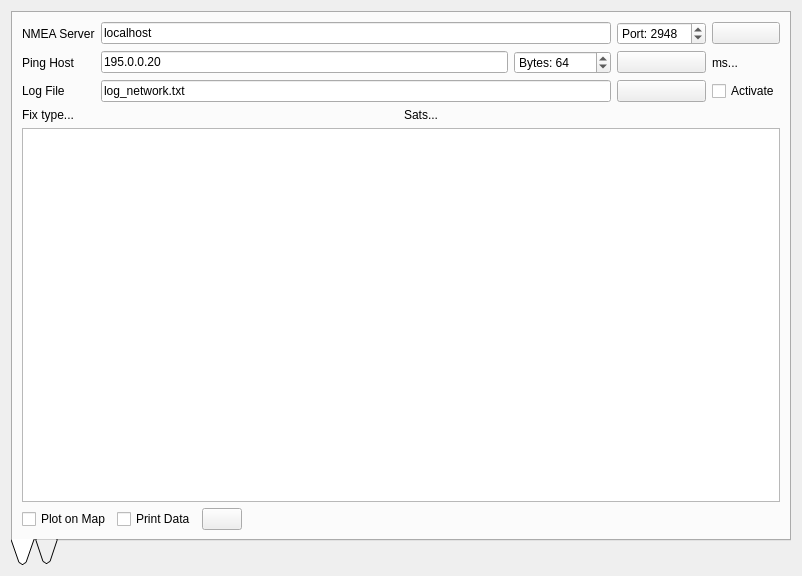
Qt form Linux/RControlStation/networklogger.ui (vedderb/rise_sdvp) before a commit.
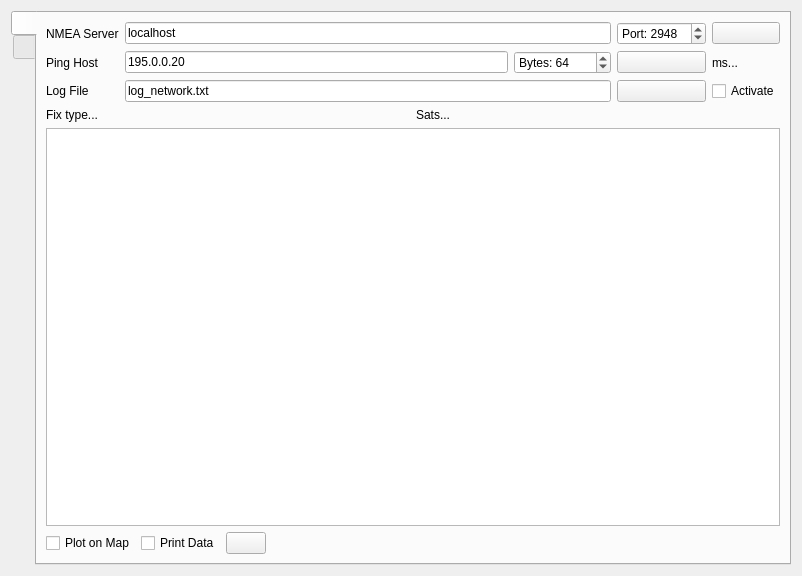
The same form after that commit. Icons and pictures are not drawn. Custom widgets are drawn as their Qt base class.

```diff
--- a/Linux/RControlStation/networklogger.ui
+++ b/Linux/RControlStation/networklogger.ui
@@ -17,10 +17,10 @@
    <item>
     <widget class="QTabWidget" name="tabWidget">
      <property name="tabPosition">
-      <enum>QTabWidget::South</enum>
+      <enum>QTabWidget::West</enum>
      </property>
      <property name="tabShape">
-      <enum>QTabWidget::Triangular</enum>
+      <enum>QTabWidget::Rounded</enum>
      </property>
      <property name="currentIndex">
       <number>0</number>
```
